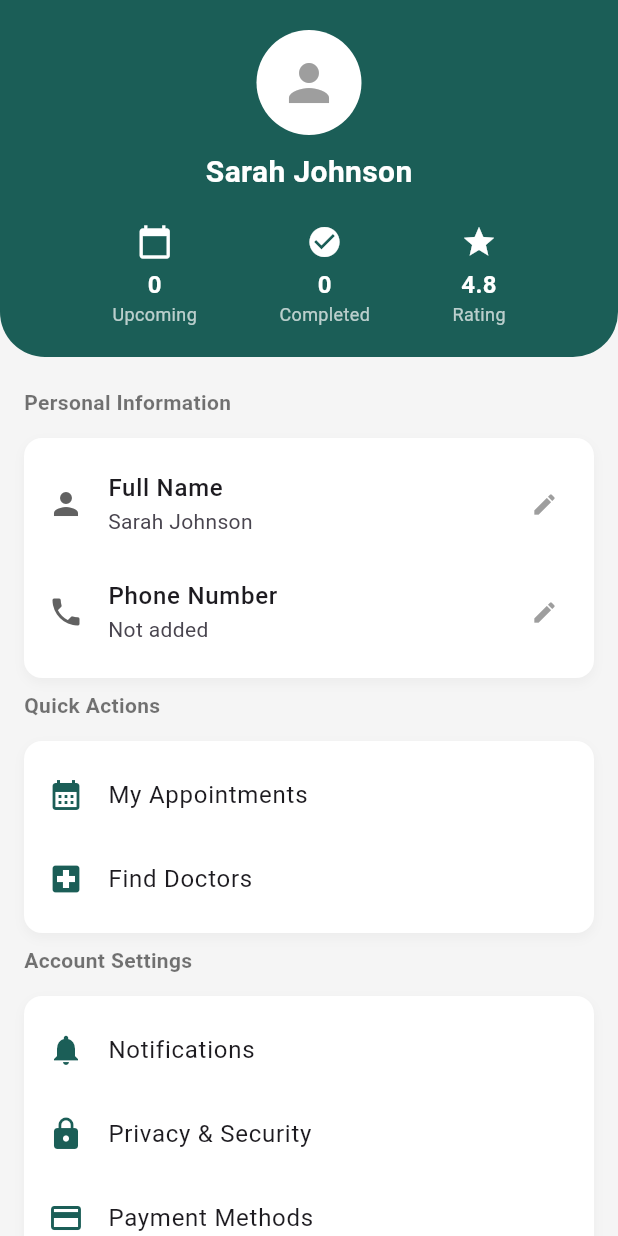
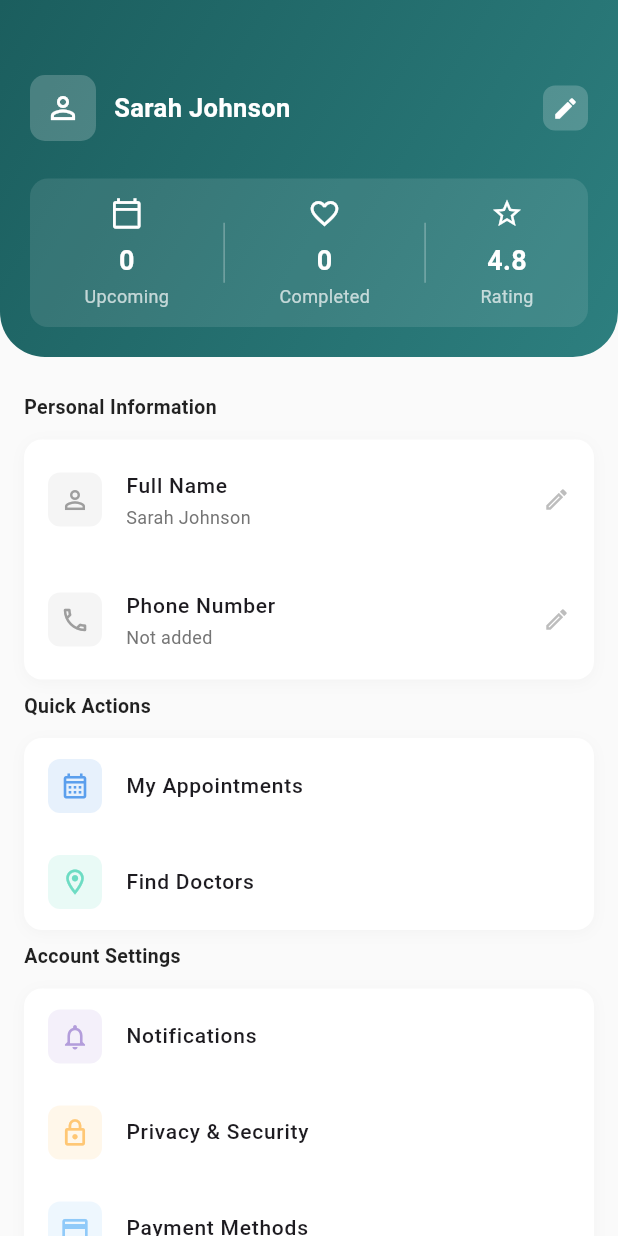
Before and after one commit to laspraharshana/clinic-booking-frontend, a Flutter app: the PatientProfilePage screen opened directly, on a phone screen of 412 x 824 dp. Run offline on Flutter 3.47's test engine with Material 3 defaults, Android fonts, the phone set to English and light mode, and no system bars; our stand-ins replace dio, firebase_auth, firebase_core, flutter_riverpod; accounts and stored records are empty.

Commit message:
Update patient_profile.dart

```diff
--- a/lib/view/patient_profile.dart
+++ b/lib/view/patient_profile.dart
@@ -6,15 +6,19 @@ class PatientProfilePage extends StatelessWidget {
   @override
   Widget build(BuildContext context) {
     return Scaffold(
-      backgroundColor: Colors.grey[100],
+      backgroundColor: Colors.grey[50],
       body: SingleChildScrollView(
         child: Column(
           children: [
             // ===== Profile Header =====
             Container(
-              padding: const EdgeInsets.all(20),
+              padding: const EdgeInsets.fromLTRB(20, 50, 20, 20),
               decoration: const BoxDecoration(
-                color: Color(0xFF1B5E57), // Green header color
+                gradient: LinearGradient(
+                  colors: [Color(0xFF1B5E5E), Color(0xFF2D7F7F)],
+                  begin: Alignment.topLeft,
+                  end: Alignment.bottomRight,
+                ),
                 borderRadius: BorderRadius.only(
                   bottomLeft: Radius.circular(30),
                   bottomRight: Radius.circular(30),
@@ -22,28 +26,79 @@ class PatientProfilePage extends StatelessWidget {
               ),
               child: Column(
                 children: [
-                  const CircleAvatar(
-                    radius: 35,
-                    backgroundColor: Colors.white,
-                    child: Icon(Icons.person, size: 40, color: Colors.grey),
+                  Row(
+                    children: [
+                      Container(
+                        padding: const EdgeInsets.all(10),
+                        decoration: BoxDecoration(
+                          color: Colors.white.withOpacity(0.2),
+                          borderRadius: BorderRadius.circular(10),
                         ),
-                  const SizedBox(height: 10),
-                  const Text(
+                        child: const Icon(
+                          Icons.person_outline,
+                          size: 24,
+                          color: Colors.white,
+                        ),
+                      ),
+                      const SizedBox(width: 12),
+                      const Expanded(
+                        child: Text(
                           "Sarah Johnson",
                           style: TextStyle(
                             color: Colors.white,
-                      fontWeight: FontWeight.bold,
-                      fontSize: 20,
+                            fontWeight: FontWeight.w600,
+                            fontSize: 17,
                           ),
                         ),
-                  const SizedBox(height: 20),
-                  Row(
+                      ),
+                      Container(
+                        padding: const EdgeInsets.all(6),
+                        decoration: BoxDecoration(
+                          color: Colors.white.withOpacity(0.2),
+                          borderRadius: BorderRadius.circular(8),
+                        ),
+                        child: const Icon(
+                          Icons.edit,
+                          color: Colors.white,
+                          size: 18,
+                        ),
+                      ),
+                    ],
+                  ),
+
+                  const SizedBox(height: 25),
+                  Container(
+                    padding: const EdgeInsets.symmetric(vertical: 12),
+                    decoration: BoxDecoration(
+                      color: Colors.white.withOpacity(0.1),
+                      borderRadius: BorderRadius.circular(12),
+                    ),
+                    child: Row(
                       mainAxisAlignment: MainAxisAlignment.spaceEvenly,
                       children: [
-                      _buildHeaderStat("Upcoming", "0", Icons.calendar_today),
-                      _buildHeaderStat("Completed", "0", Icons.check_circle),
-                      _buildHeaderStat("Rating", "4.8", Icons.star),
+                        _buildHeaderStat(
+                          "Upcoming",
+                          "0",
+                          Icons.calendar_today_outlined,
+                        ),
+                        Container(
+                          height: 40,
+                          width: 1,
+                          color: Colors.white.withOpacity(0.3),
+                        ),
+                        _buildHeaderStat(
+                          "Completed",
+                          "0",
+                          Icons.favorite_border,
+                        ),
+                        Container(
+                          height: 40,
+                          width: 1,
+                          color: Colors.white.withOpacity(0.3),
+                        ),
+                        _buildHeaderStat("Rating", "4.8", Icons.star_border),
                       ],
+                    ),
                   ),
                 ],
               ),
@@ -54,31 +109,73 @@ class PatientProfilePage extends StatelessWidget {
             // ===== Personal Information =====
             _buildSectionTitle("Personal Information"),
             _buildInfoCard([
-              _buildInfoRow(Icons.person, "Full Name", "Sarah Johnson"),
-              _buildInfoRow(Icons.phone, "Phone Number", ""),
+              _buildInfoRow(
+                Icons.person_outline,
+                "Full Name",
+                "Sarah Johnson",
+                Colors.grey,
+              ),
+              _buildInfoRow(
+                Icons.phone_outlined,
+                "Phone Number",
+                "",
+                Colors.grey,
+              ),
             ]),
 
             // ===== Quick Actions =====
             _buildSectionTitle("Quick Actions"),
             _buildInfoCard([
-              _buildActionRow(Icons.calendar_month, "My Appointments"),
-              _buildActionRow(Icons.local_hospital, "Find Doctors"),
+              _buildActionRow(
+                Icons.calendar_month_outlined,
+                "My Appointments",
+                const Color(0xFF5B9FED),
+              ),
+              _buildActionRow(
+                Icons.location_on_outlined,
+                "Find Doctors",
+                const Color(0xFF6DDCC3),
+              ),
             ]),
 
             // ===== Account Settings =====
             _buildSectionTitle("Account Settings"),
             _buildInfoCard([
-              _buildActionRow(Icons.notifications, "Notifications"),
-              _buildActionRow(Icons.lock, "Privacy & Security"),
-              _buildActionRow(Icons.credit_card, "Payment Methods"),
-              _buildActionRow(Icons.settings, "App Settings"),
+              _buildActionRow(
+                Icons.notifications_outlined,
+                "Notifications",
+                const Color(0xFFB39DDB),
+              ),
+              _buildActionRow(
+                Icons.lock_outline,
+                "Privacy & Security",
+                const Color(0xFFFFC774),
+              ),
+              _buildActionRow(
+                Icons.credit_card_outlined,
+                "Payment Methods",
+                const Color(0xFF90CAF9),
+              ),
+              _buildActionRow(
+                Icons.settings_outlined,
+                "App Settings",
+                const Color(0xFFB0BEC5),
+              ),
             ]),
 
             // ===== Support & Help =====
             _buildSectionTitle("Support & Help"),
             _buildInfoCard([
-              _buildActionRow(Icons.help_outline, "Help & FAQ"),
-              _buildActionRow(Icons.support_agent, "Contact Support"),
+              _buildActionRow(
+                Icons.help_outline,
+                "Help & FAQ",
+                const Color(0xFF81C784),
+              ),
+              _buildActionRow(
+                Icons.support_agent_outlined,
+                "Contact Support",
+                const Color(0xFF6DDCC3),
+              ),
             ]),
 
             const SizedBox(height: 15),
@@ -86,16 +183,35 @@ class PatientProfilePage extends StatelessWidget {
             // ===== Sign Out =====
             Padding(
               padding: const EdgeInsets.symmetric(horizontal: 16.0),
-              child: ElevatedButton.icon(
-                onPressed: () {},
-                icon: const Icon(Icons.logout),
-                label: const Text("Sign Out"),
-                style: ElevatedButton.styleFrom(
-                  backgroundColor: Colors.red[50],
-                  foregroundColor: Colors.red,
-                  minimumSize: const Size(double.infinity, 50),
-                  shape: RoundedRectangleBorder(
+              child: InkWell(
+                onTap: () {},
+                child: Container(
+                  padding: const EdgeInsets.symmetric(vertical: 16),
+                  decoration: BoxDecoration(
+                    color: Colors.white,
                     borderRadius: BorderRadius.circular(12),
+                    boxShadow: [
+                      BoxShadow(
+                        color: Colors.grey.withOpacity(0.1),
+                        blurRadius: 6,
+                        offset: const Offset(0, 3),
+                      ),
+                    ],
+                  ),
+                  child: Row(
+                    mainAxisAlignment: MainAxisAlignment.center,
+                    children: [
+                      Icon(Icons.logout, color: Colors.red[400]),
+                      const SizedBox(width: 8),
+                      Text(
+                        "Sign Out",
+                        style: TextStyle(
+                          color: Colors.red[400],
+                          fontWeight: FontWeight.w600,
+                          fontSize: 16,
+                        ),
+                      ),
+                    ],
                   ),
                 ),
               ),
@@ -113,16 +229,17 @@ class PatientProfilePage extends StatelessWidget {
   static Widget _buildHeaderStat(String label, String value, IconData icon) {
     return Column(
       children: [
-        Icon(icon, color: Colors.white),
-        const SizedBox(height: 5),
+        Icon(icon, color: Colors.white, size: 22),
+        const SizedBox(height: 8),
         Text(
           value,
           style: const TextStyle(
             color: Colors.white,
             fontWeight: FontWeight.bold,
-            fontSize: 16,
+            fontSize: 18,
           ),
         ),
+        const SizedBox(height: 2),
         Text(
           label,
           style: const TextStyle(color: Colors.white70, fontSize: 12),
@@ -133,14 +250,15 @@ class PatientProfilePage extends StatelessWidget {
 
   static Widget _buildSectionTitle(String title) {
     return Padding(
-      padding: const EdgeInsets.only(left: 16.0, bottom: 6),
+      padding: const EdgeInsets.only(left: 16.0, bottom: 8, top: 4),
       child: Align(
         alignment: Alignment.centerLeft,
         child: Text(
           title,
           style: const TextStyle(
-            fontWeight: FontWeight.bold,
-            color: Colors.black54,
+            fontWeight: FontWeight.w600,
+            color: Colors.black87,
+            fontSize: 13,
           ),
         ),
       ),
@@ -149,16 +267,15 @@ class PatientProfilePage extends StatelessWidget {
 
   static Widget _buildInfoCard(List<Widget> children) {
     return Container(
-      margin: const EdgeInsets.symmetric(horizontal: 16, vertical: 8),
-      padding: const EdgeInsets.symmetric(vertical: 8),
+      margin: const EdgeInsets.symmetric(horizontal: 16, vertical: 4),
       decoration: BoxDecoration(
         color: Colors.white,
         borderRadius: BorderRadius.circular(12),
         boxShadow: [
           BoxShadow(
-            color: Colors.grey.withOpacity(0.1),
-            blurRadius: 6,
-            offset: const Offset(0, 3),
+            color: Colors.grey.withOpacity(0.08),
+            blurRadius: 8,
+            offset: const Offset(0, 2),
           ),
         ],
       ),
@@ -166,19 +283,49 @@ class PatientProfilePage extends StatelessWidget {
     );
   }
 
-  static Widget _buildInfoRow(IconData icon, String label, String value) {
+  static Widget _buildInfoRow(
+    IconData icon,
+    String label,
+    String value,
+    Color iconColor,
+  ) {
     return ListTile(
-      leading: Icon(icon, color: Colors.grey[700]),
-      title: Text(label, style: const TextStyle(fontWeight: FontWeight.w500)),
-      subtitle: Text(value.isEmpty ? 'Not added' : value),
-      trailing: const Icon(Icons.edit, size: 18, color: Colors.grey),
+      contentPadding: const EdgeInsets.symmetric(horizontal: 16, vertical: 4),
+      leading: Container(
+        padding: const EdgeInsets.all(8),
+        decoration: BoxDecoration(
+          color: iconColor.withOpacity(0.1),
+          borderRadius: BorderRadius.circular(8),
+        ),
+        child: Icon(icon, color: iconColor, size: 20),
+      ),
+      title: Text(
+        label,
+        style: const TextStyle(fontWeight: FontWeight.w500, fontSize: 14),
+      ),
+      subtitle: Text(
+        value.isEmpty ? 'Not added' : value,
+        style: TextStyle(fontSize: 12, color: Colors.grey[600]),
+      ),
+      trailing: Icon(Icons.edit_outlined, size: 18, color: Colors.grey[400]),
     );
   }
 
-  static Widget _buildActionRow(IconData icon, String label) {
+  static Widget _buildActionRow(IconData icon, String label, Color iconColor) {
     return ListTile(
-      leading: Icon(icon, color: const Color(0xFF1B5E57)),
-      title: Text(label),
+      contentPadding: const EdgeInsets.symmetric(horizontal: 16, vertical: 4),
+      leading: Container(
+        padding: const EdgeInsets.all(8),
+        decoration: BoxDecoration(
+          color: iconColor.withOpacity(0.15),
+          borderRadius: BorderRadius.circular(8),
+        ),
+        child: Icon(icon, color: iconColor, size: 20),
+      ),
+      title: Text(
+        label,
+        style: const TextStyle(fontWeight: FontWeight.w500, fontSize: 14),
+      ),
       onTap: () {},
     );
   }
```
Lines whose indentation alone changed are shown as unchanged.
